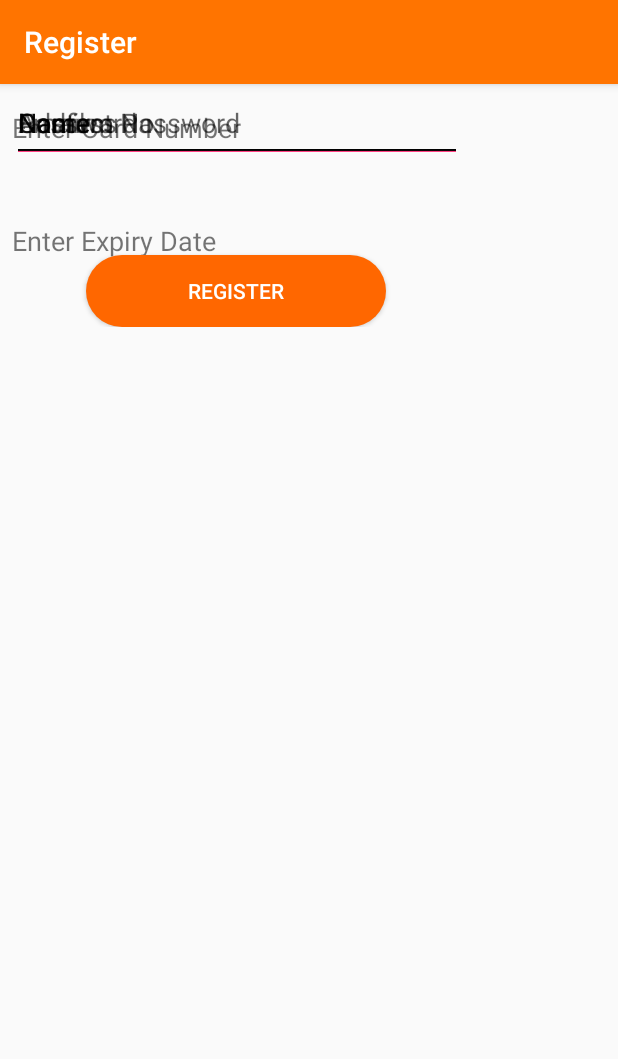
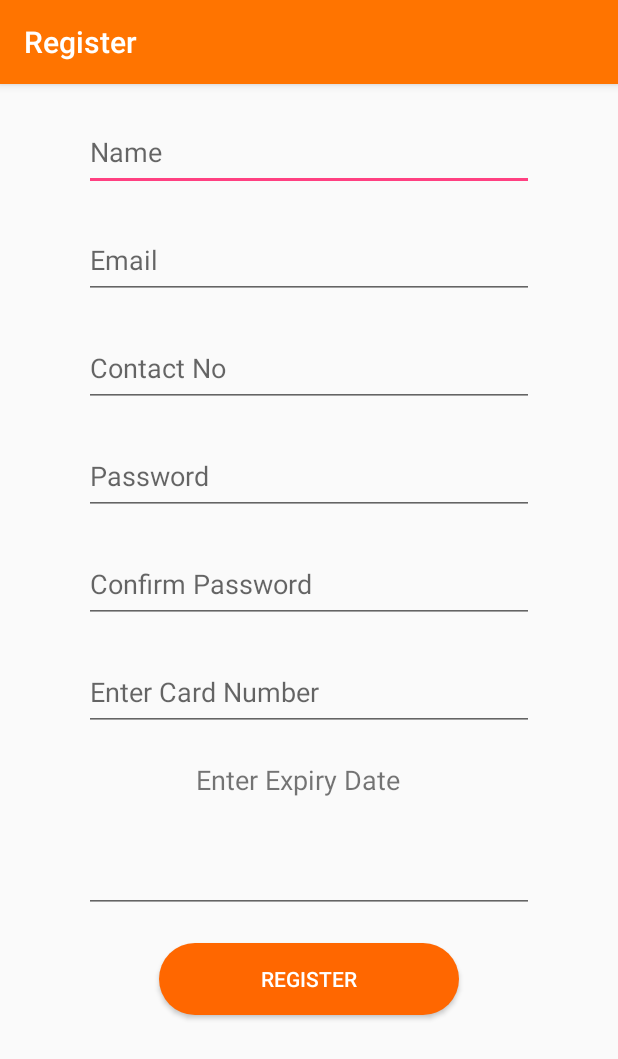
Before and after one commit to kaustubhtoraskar/CodeIT, an Android app: the screen it shows after launch (RegisterActivity), on a phone screen of 412 x 824 dp. Shown: the top 1059 px of the screen. Run offline under Robolectric (Android 15) with nearby library versions, the phone set to English and light mode, and no system bars.

Commit message:
Register Layout

```diff
--- a/app/src/main/res/layout/activity_register.xml
+++ b/app/src/main/res/layout/activity_register.xml
@@ -9,112 +9,94 @@
     tools:layout_editor_absoluteX="0dp">
 
     <ScrollView
+        android:id="@+id/scrollView2"
         android:layout_width="0dp"
         android:layout_height="wrap_content"
-        android:id="@+id/scrollView2"
-        tools:layout_editor_absoluteY="0dp"
-        tools:layout_editor_absoluteX="0dp">
+        android:layout_marginEnd="8dp"
+        android:layout_marginLeft="8dp"
+        android:layout_marginRight="8dp"
+        android:layout_marginStart="8dp"
+        app:layout_constraintBottom_toBottomOf="parent"
+        app:layout_constraintHorizontal_bias="1.0"
+        app:layout_constraintLeft_toLeftOf="parent"
+        app:layout_constraintRight_toRightOf="parent"
+        app:layout_constraintTop_toTopOf="parent"
+        app:layout_constraintVertical_bias="0.075"
+        tools:layout_constraintLeft_creator="1"
+        tools:layout_constraintRight_creator="1">
 
-        <android.support.constraint.ConstraintLayout
+        <LinearLayout
             android:layout_width="match_parent"
-            android:layout_height="wrap_content">
+            android:layout_height="wrap_content"
+            android:orientation="vertical"
+            android:gravity="center"
+            android:padding="10dp">
 
             <EditText
                 android:id="@+id/name"
                 android:layout_width="300dp"
                 android:layout_height="52dp"
-                android:layout_marginLeft="8dp"
-                android:layout_marginRight="8dp"
                 android:ems="10"
                 android:hint="Name"
                 android:inputType="textPersonName"
-                app:layout_constraintLeft_toLeftOf="parent"
-                app:layout_constraintRight_toRightOf="parent"
-                tools:layout_editor_absoluteY="35dp" />
+                tools:layout_editor_absoluteX="43dp"
+                tools:layout_editor_absoluteY="36dp"
+                android:layout_marginBottom="20dp"/>
 
             <EditText
                 android:id="@+id/email"
                 android:layout_width="300dp"
                 android:layout_height="52dp"
-                android:layout_marginBottom="8dp"
-                android:layout_marginLeft="8dp"
-                android:layout_marginRight="8dp"
-                android:layout_marginTop="8dp"
                 android:ems="10"
                 android:hint="@string/emailHint"
                 android:inputType="textEmailAddress"
-                app:layout_constraintBottom_toTopOf="@+id/contactno"
-                app:layout_constraintLeft_toLeftOf="parent"
-                app:layout_constraintRight_toRightOf="parent"
-                app:layout_constraintTop_toBottomOf="@+id/name" />
+                tools:layout_editor_absoluteX="43dp"
+                tools:layout_editor_absoluteY="117dp"
+                android:layout_marginBottom="20dp"/>
 
             <EditText
                 android:id="@+id/contactno"
                 android:layout_width="300dp"
                 android:layout_height="52dp"
-                android:layout_marginLeft="8dp"
-                android:layout_marginRight="8dp"
                 android:ems="10"
                 android:hint="Contact No"
                 android:inputType="phone"
-                app:layout_constraintLeft_toLeftOf="parent"
-                app:layout_constraintRight_toRightOf="parent"
-                tools:layout_editor_absoluteY="167dp" />
+                android:layout_marginBottom="20dp"/>
 
             <EditText
                 android:id="@+id/password"
                 android:layout_width="300dp"
                 android:layout_height="52dp"
-                android:layout_marginBottom="8dp"
-                android:layout_marginLeft="8dp"
-                android:layout_marginRight="8dp"
-                android:layout_marginTop="8dp"
                 android:ems="10"
                 android:hint="@string/passwordHint"
                 android:inputType="textPassword"
-                app:layout_constraintBottom_toTopOf="@+id/editText17"
-                app:layout_constraintLeft_toLeftOf="parent"
-                app:layout_constraintRight_toRightOf="parent"
-                app:layout_constraintTop_toBottomOf="@+id/contactno" />
-
-            <TextView
-                android:id="@+id/textView"
-                android:layout_width="158dp"
-                android:layout_height="32dp"
-                android:layout_marginBottom="8dp"
-                android:layout_marginLeft="0dp"
-                android:layout_marginTop="21dp"
-                android:text="@string/enterCardNo"
-                android:textSize="18sp"
-                app:layout_constraintBottom_toTopOf="@+id/cardno"
-                app:layout_constraintLeft_toLeftOf="@+id/address"
-                app:layout_constraintTop_toBottomOf="@+id/address" />
-
-            <EditText
-                android:id="@+id/address"
-                android:layout_width="300dp"
-                android:layout_height="52dp"
-                android:layout_marginLeft="8dp"
-                android:layout_marginRight="8dp"
-                android:ems="10"
-                android:hint="@string/addressHint"
-                android:inputType="textPostalAddress"
-                app:layout_constraintLeft_toLeftOf="parent"
-                app:layout_constraintRight_toRightOf="parent"
-                tools:layout_editor_absoluteY="381dp" />
+                android:layout_marginBottom="20dp"/>
 
             <EditText
                 android:id="@+id/editText17"
                 android:layout_width="300dp"
                 android:layout_height="52dp"
-                android:layout_marginLeft="8dp"
-                android:layout_marginRight="8dp"
                 android:ems="10"
                 android:hint="@string/confirmPass"
                 android:inputType="textPassword"
-                app:layout_constraintLeft_toLeftOf="parent"
-                app:layout_constraintRight_toRightOf="parent"
-                tools:layout_editor_absoluteY="307dp" />
+                android:layout_marginBottom="20dp"/>
+
+            <EditText
+                android:id="@+id/cardno"
+                android:layout_width="300dp"
+                android:layout_height="52dp"
+                android:layout_marginBottom="20dp"
+                android:ems="10"
+                android:hint="@string/enterCardNo"
+                android:inputType="textPersonName" />
+
+            <TextView
+                android:id="@+id/textView2"
+                android:layout_width="150dp"
+                android:layout_height="29dp"
+                android:text="@string/enterExpDate"
+                android:textSize="18dp"
+                android:layout_marginBottom="20dp"/>
 
             <EditText
                 android:id="@+id/expiryDate"
@@ -122,51 +104,25 @@
                 android:layout_height="52dp"
                 android:ems="10"
                 android:inputType="date"
-                app:layout_constraintLeft_toLeftOf="parent"
-                app:layout_constraintRight_toRightOf="parent"
-                tools:layout_editor_absoluteY="655dp" />
-
-            <TextView
-                android:id="@+id/textView2"
-                android:layout_width="197dp"
-                android:layout_height="31dp"
-                android:layout_marginLeft="0dp"
-                android:layout_marginTop="40dp"
-                android:text="@string/enterExpDate"
-                android:textSize="18dp"
-                app:layout_constraintLeft_toLeftOf="@+id/expiryDate"
-                app:layout_constraintTop_toBottomOf="@+id/cardno" />
+                android:layout_marginBottom="20dp"/>
 
             <Button
                 android:id="@+id/button2"
                 android:layout_width="200dp"
                 android:layout_height="wrap_content"
-                android:layout_marginTop="62dp"
                 android:background="@drawable/btnstyle"
                 android:text="@string/registerBtn"
                 android:textColor="#FFFFFF"
-                app:layout_constraintHorizontal_bias="0.497"
-                app:layout_constraintLeft_toLeftOf="parent"
-                app:layout_constraintRight_toRightOf="parent"
-                app:layout_constraintTop_toBottomOf="@+id/expiryDate" />
-
-            <EditText
-                android:id="@+id/cardno"
-                android:layout_width="300dp"
-                android:layout_height="52dp"
-                android:ems="10"
-                android:inputType="textPersonName"
-                android:text="Name"
-                app:layout_constraintHorizontal_bias="0.497"
-                app:layout_constraintLeft_toLeftOf="parent"
-                app:layout_constraintRight_toRightOf="parent"
-                tools:layout_editor_absoluteY="512dp" />
+                tools:layout_editor_absoluteX="93dp"
+                tools:layout_editor_absoluteY="884dp"
+                android:layout_marginBottom="20dp"/>
 
 
-        </android.support.constraint.ConstraintLayout>
+
+
+        </LinearLayout>
 
     </ScrollView>
 
 
-
 </android.support.constraint.ConstraintLayout>
```
